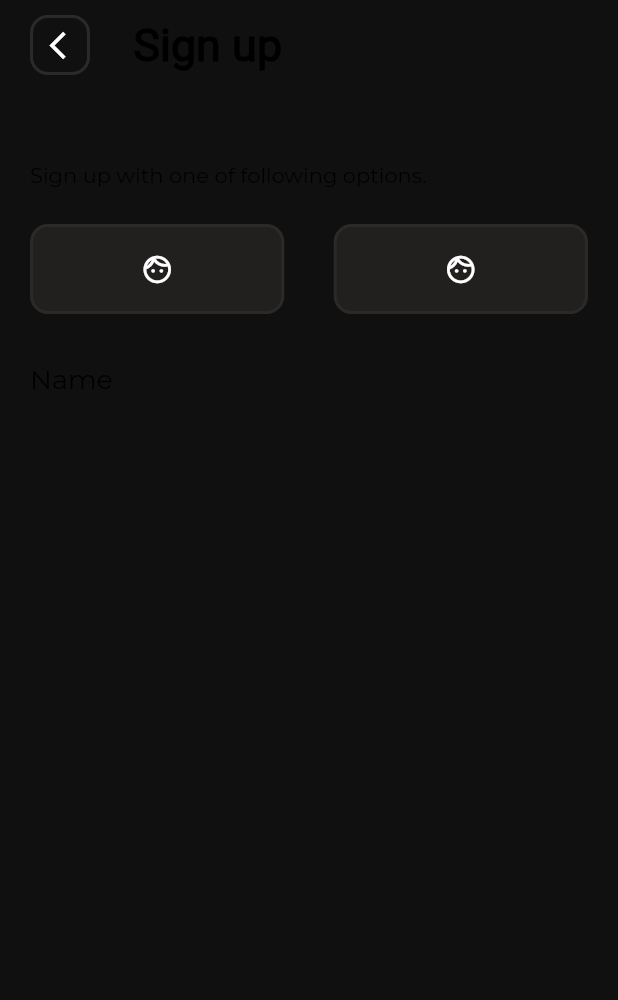
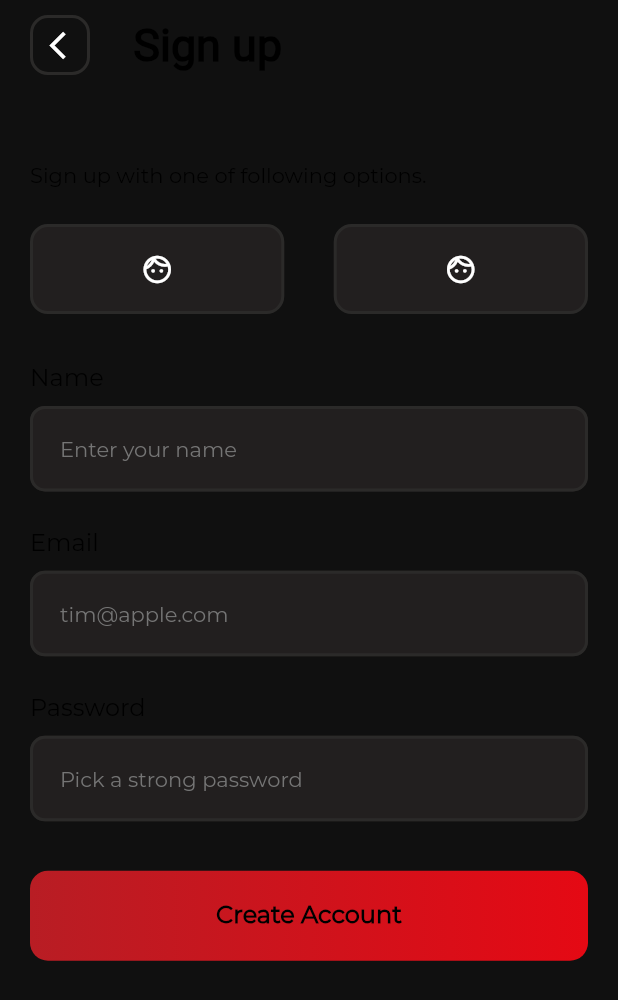
Before and after one commit to devs-life/music_app_flutter, a Flutter app: the screen it shows after launch, on a phone screen of 412 x 824 dp. Shown: the top 1000 px of the screen. Run offline on Flutter 3.47's test engine with Material 2 defaults, Android fonts, the phone set to English and light mode, and no system bars.

Commit message:
Created gradient button in sign up screen

```diff
--- a/lib/auth/screens/signUpScreen.dart
+++ b/lib/auth/screens/signUpScreen.dart
@@ -1,6 +1,8 @@
 import 'package:flutter/material.dart';
 import 'package:music_app/auth/widgets/authOptionButton.dart';
+import 'package:music_app/auth/widgets/authTextField.dart';
 import 'package:music_app/auth/widgets/customBackButton.dart';
+import 'package:music_app/components/gradientButton.dart';
 import 'package:music_app/utils/konstants.dart';
 
 class SignUpScreen extends StatelessWidget {
@@ -57,8 +59,29 @@ class SignUpScreen extends StatelessWidget {
           SizedBox(height: size.height * 0.04),
           Text(
             'Name',
-            style: Theme.of(context).textTheme.bodyText1,
+            style:
+                Theme.of(context).textTheme.bodyText2!.copyWith(fontSize: 16),
           ),
+          SizedBox(height: size.height * 0.01),
+          AuthTextField(hintText: 'Enter your name'),
+          SizedBox(height: size.height * 0.03),
+          Text(
+            'Email',
+            style:
+                Theme.of(context).textTheme.bodyText2!.copyWith(fontSize: 16),
+          ),
+          SizedBox(height: size.height * 0.01),
+          AuthTextField(hintText: 'tim@apple.com'),
+          SizedBox(height: size.height * 0.03),
+          Text(
+            'Password',
+            style:
+                Theme.of(context).textTheme.bodyText2!.copyWith(fontSize: 16),
+          ),
+          SizedBox(height: size.height * 0.01),
+          AuthTextField(hintText: 'Pick a strong password'),
+          SizedBox(height: size.height * 0.04),
+          GradientButton(),
         ],
       ),
     );
--- /dev/null
+++ b/lib/auth/widgets/authTextField.dart
@@ -0,0 +1,22 @@
+import 'package:flutter/material.dart';
+import 'package:music_app/utils/konstants.dart';
+
+class AuthTextField extends StatelessWidget {
+  const AuthTextField({
+    Key? key,
+    required this.hintText,
+  }) : super(key: key);
+
+  final String hintText;
+
+  @override
+  Widget build(BuildContext context) {
+    return Container(
+      child: TextField(
+        decoration: textFieldCommonDecoration.copyWith(
+          hintText: hintText,
+        ),
+      ),
+    );
+  }
+}
--- /dev/null
+++ b/lib/components/gradientButton.dart
@@ -0,0 +1,32 @@
+import 'package:flutter/material.dart';
+import 'package:music_app/utils/konstants.dart';
+
+class GradientButton extends StatelessWidget {
+  const GradientButton({Key? key}) : super(key: key);
+
+  @override
+  Widget build(BuildContext context) {
+    return Container(
+      height: 60,
+      decoration: BoxDecoration(
+        borderRadius: BorderRadius.circular(12),
+        gradient: LinearGradient(
+          begin: Alignment.centerLeft,
+          end: Alignment.centerRight,
+          colors: [
+            secondaryRedColor,
+            primaryRedColor,
+          ],
+        ),
+      ),
+      child: Center(
+          child: Text(
+        'Create Account',
+        style: Theme.of(context)
+            .textTheme
+            .bodyText2!
+            .copyWith(fontWeight: FontWeight.bold, fontSize: 16),
+      )),
+    );
+  }
+}
--- a/lib/utils/konstants.dart
+++ b/lib/utils/konstants.dart
@@ -93,3 +93,18 @@ Color darkBackgroundColor = Color(0xFF221F1F);
 Color lightBackgroundColor = Color(0xFFF5F5F1);
 const Color pureGrey = Color(0xFF2B2A29);
 const Color backgroundBlack = Color(0xFF101010);
+
+final textFieldCommonDecoration = InputDecoration(
+  contentPadding: EdgeInsets.all(20),
+  border: OutlineInputBorder(
+    borderRadius: BorderRadius.circular(10),
+    borderSide: BorderSide(color: Colors.blue, width: 2.0),
+  ),
+  enabledBorder: OutlineInputBorder(
+    borderRadius: BorderRadius.circular(10),
+    borderSide: BorderSide(color: pureGrey, width: 2.0),
+  ),
+  filled: true,
+  hintStyle: TextStyle(color: Colors.grey[600]),
+  fillColor: darkBackgroundColor,
+);
```
